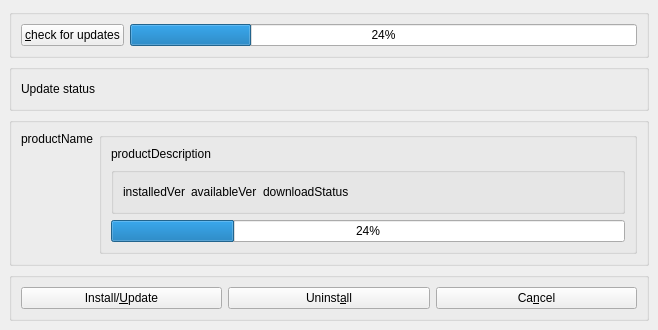
The window that qt-id-updater/idupdater.ui (kaidokert/old-esteid-stack) describes before a commit, drawn with Qt 5.
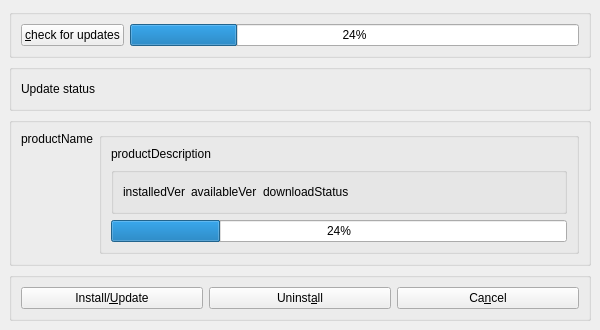
The same window after the commit.

```diff
--- a/qt-id-updater/idupdater.ui
+++ b/qt-id-updater/idupdater.ui
@@ -6,8 +6,8 @@
    <rect>
     <x>0</x>
     <y>0</y>
-    <width>658</width>
-    <height>328</height>
+    <width>600</width>
+    <height>300</height>
    </rect>
   </property>
   <property name="windowTitle">
```
Left out of the diff: 2 changed lines with no effect on the pictures.
